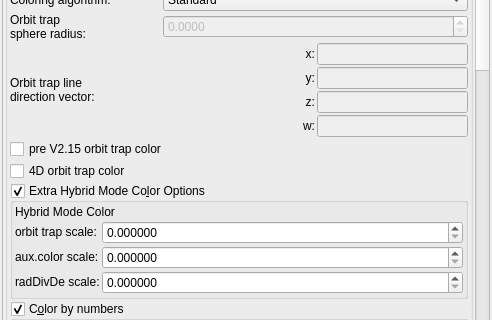
First picture: the form in mandelbulber2/qt/material_editor.ui, repository buddhi1980/mandelbulber2, before the edit; both pictures show x 0 to 492 and y 377 to 697 of the 492 by 1278 pixel window.
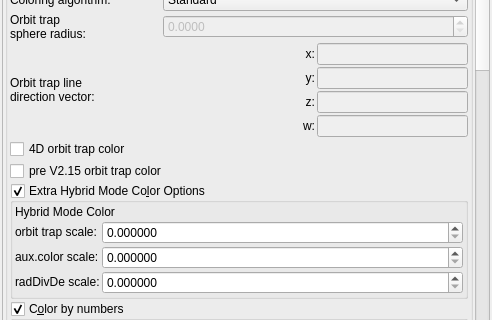
Second picture: the form after the edit. Icons and pictures are not drawn. Custom widgets are drawn as their Qt base class.

What changed in the file:
```diff
--- a/mandelbulber2/qt/material_editor.ui
+++ b/mandelbulber2/qt/material_editor.ui
@@ -113,8 +113,8 @@
        <rect>
         <x>0</x>
         <y>0</y>
-        <width>466</width>
-        <height>3855</height>
+        <width>472</width>
+        <height>4461</height>
        </rect>
       </property>
       <layout class="QVBoxLayout" name="verticalLayout_2">
@@ -711,16 +711,6 @@
             </item>
            </layout>
           </item>
-          <item>
-           <widget class="MyCheckBox" name="checkBox_fractal_coloring_color_preV215_false">
-            <property name="toolTip">
-             <string>&lt;html&gt;&lt;head/&gt;&lt;body&gt;&lt;p&gt;For backwards compatibity.  If enabled, OpenCL and Non-OpenCL modes will sometimes render differrent coloring.&lt;/p&gt;&lt;/body&gt;&lt;/html&gt;</string>
-            </property>
-            <property name="text">
-             <string notr="true">pre V2.15 orbit trap color</string>
-            </property>
-           </widget>
-          </item>
           <item>
            <widget class="MyCheckBox" name="checkBox_fractal_coloring_color_4D_enabled_false">
             <property name="text">
@@ -728,6 +718,16 @@
             </property>
            </widget>
           </item>
+          <item>
+           <widget class="MyCheckBox" name="checkBox_fractal_coloring_color_preV215_false">
+            <property name="toolTip">
+             <string>&lt;html&gt;&lt;head/&gt;&lt;body&gt;&lt;p&gt;For backwards compatibity.  If enabled, OpenCL and Non-OpenCL modes will sometimes render different coloring.&lt;/p&gt;&lt;/body&gt;&lt;/html&gt;</string>
+            </property>
+            <property name="text">
+             <string notr="true">pre V2.15 orbit trap color</string>
+            </property>
+           </widget>
+          </item>
           <item>
            <widget class="MyGroupBox" name="groupCheck_fractal_coloring_extra_color_options_false">
             <property name="toolTip">
```
